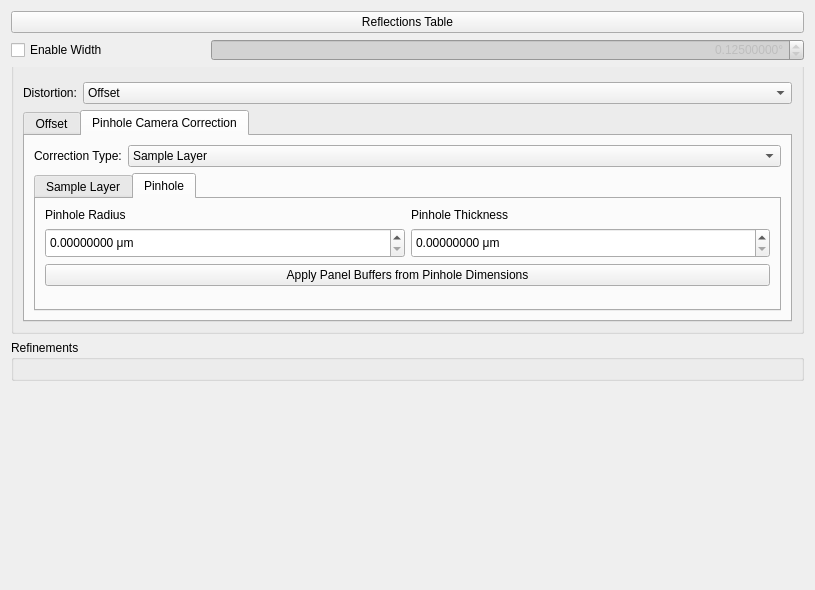
Old version of the form hexrd/ui/resources/ui/powder_overlay_editor.ui in the repository HEXRD/hexrdgui.
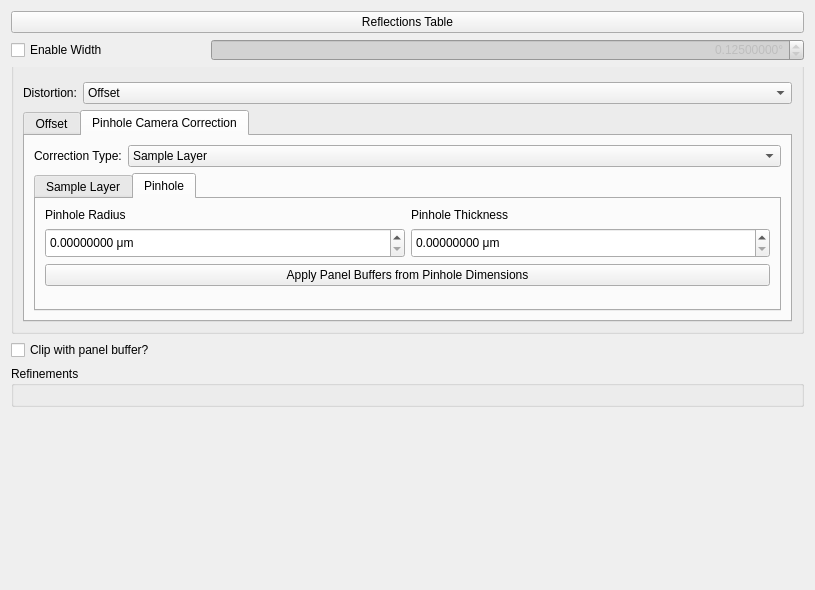
New version of the form. Custom widgets are drawn as their Qt base class.

Commit message:
Allow clipping powder overlays with panel buffer
This adds an option so that the user may clip powder overlays with the
panel buffer. It seems to be working.

Diff of the .ui file:
```diff
--- a/hexrd/ui/resources/ui/powder_overlay_editor.ui
+++ b/hexrd/ui/resources/ui/powder_overlay_editor.ui
@@ -538,6 +538,16 @@
      </property>
     </spacer>
    </item>
+   <item row="3" column="1">
+    <widget class="QCheckBox" name="clip_with_panel_buffer">
+     <property name="toolTip">
+      <string>&lt;html&gt;&lt;head/&gt;&lt;body&gt;&lt;p&gt;Clip any points that are in the panel buffer.&lt;/p&gt;&lt;/body&gt;&lt;/html&gt;</string>
+     </property>
+     <property name="text">
+      <string>Clip with panel buffer?</string>
+     </property>
+    </widget>
+   </item>
   </layout>
  </widget>
  <customwidgets>
```
The commit also changes 2 other files.
